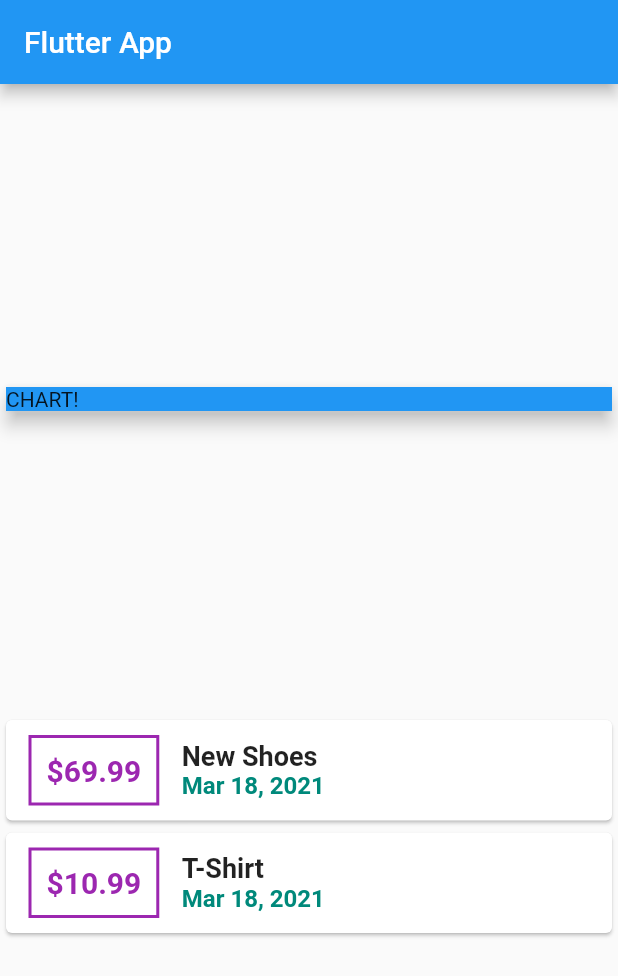
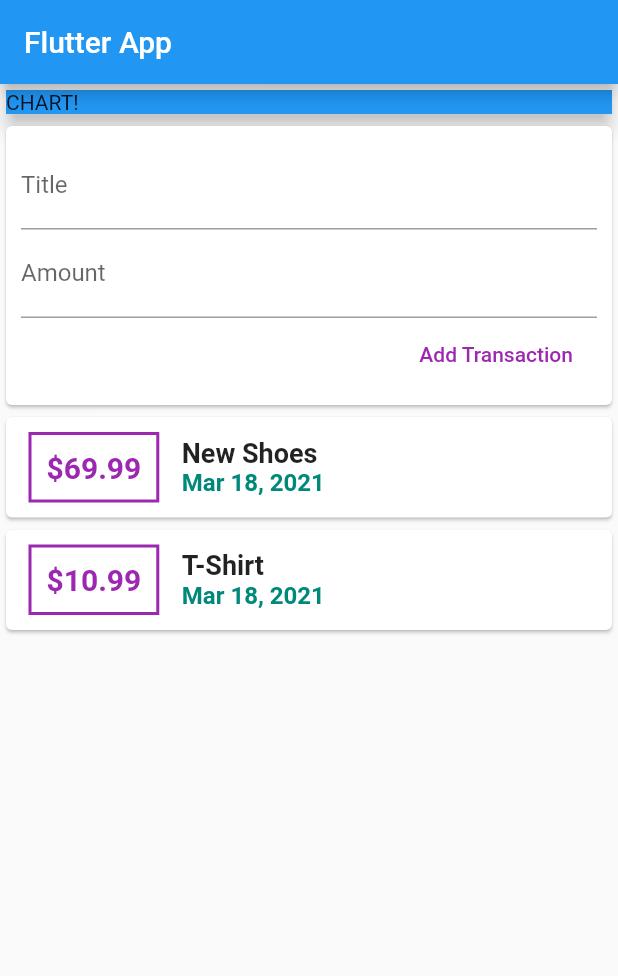
Before and after one commit to Rajkarnikar-unish/expense_planner, a Flutter app: the screen it shows after launch, on a phone screen of 412 x 824 dp. Shown: the top 976 px of the screen. Run offline on Flutter 3.47's test engine with Material 2 defaults, Android fonts, the phone set to English and light mode, and no system bars.

Commit message:
splitting app into widgets

```diff
--- /dev/null
+++ b/analysis_options.yaml
@@ -0,0 +1,3 @@
+analyzer:
+  enable-experiment:
+    - non-nullable
--- a/lib/main.dart
+++ b/lib/main.dart
@@ -1,8 +1,6 @@
+import 'package:expense_planner/widgets/new_transaction.dart';
 import 'package:flutter/material.dart';
-import 'package:intl/intl.dart';
-
-
-import './transaction.dart';
+import './widgets/user_transactions.dart';
 
 void main() {
   runApp(MyApp());
@@ -20,20 +18,6 @@ class MyApp extends StatelessWidget {
 }
 
 class MyHomePage extends StatelessWidget {
-  final List<Transaction> transactions = [
-    Transaction(
-      id: 't1',
-      title: 'New Shoes',
-      amount: 69.99,
-      date: DateTime.now(),
-    ),
-    Transaction(
-      id: 't2',
-      title: 'T-Shirt',
-      amount: 10.99,
-      date: DateTime.now(),
-    ),
-  ];
 
   @override
   Widget build(BuildContext context) {
@@ -42,7 +26,7 @@ class MyHomePage extends StatelessWidget {
           title: Text('Flutter App'),
         ),
         body: Column(
-          mainAxisAlignment: MainAxisAlignment.spaceEvenly,
+          // mainAxisAlignment: MainAxisAlignment.start,
           crossAxisAlignment: CrossAxisAlignment.stretch,
           children: [
             Card(
@@ -53,53 +37,7 @@ class MyHomePage extends StatelessWidget {
               ),
               elevation: 5,
             ),
-            Column(
-              children: transactions.map((tx) {
-                return Card(
-                  child: Row(
-                    children: [
-                      Container(
-                        margin:
-                            EdgeInsets.symmetric(vertical: 10, horizontal: 15),
-                        decoration: BoxDecoration(
-                          border: Border.all(color: Colors.purple, width: 2),
-                        ),
-                        padding: EdgeInsets.all(10),
-                        child: Text(
-                          '\$${tx.amount}',
-                          style: TextStyle(
-                              fontWeight: FontWeight.bold,
-                              fontSize: 20,
-                              color: Colors.purple
-                            ),
-                        ),
-                      ),
-                      Column(
-                        crossAxisAlignment: CrossAxisAlignment.start,
-                        children: [
-                          Text(
-                            tx.title,
-                            style: TextStyle(
-                              fontWeight: FontWeight.bold,
-                              fontSize: 18
-                            ),
-                          ),
-                          Text(
-                            DateFormat.yMMMd().format(tx.date),
-                            style: TextStyle(
-                              fontWeight: FontWeight.bold,
-                              fontSize: 16,
-                              color: Colors.teal[600]
-
-                            ),
-                          ),
-                        ],
-                      )
-                    ],
-                  ),
-                );
-              }).toList(),
-            )
+            UserTransaction(),
           ],
         ));
   }
--- /dev/null
+++ b/lib/models/transaction.dart
@@ -0,0 +1,14 @@
+import 'package:flutter/foundation.dart';
+
+class Transaction {
+  final String id;
+  final String title;
+  final double amount;
+  final DateTime date;
+
+  Transaction({
+    @required this.id,
+    @required this.title,
+    @required this.amount,
+    @required this.date});
+}
--- /dev/null
+++ b/lib/widgets/new_transaction.dart
@@ -0,0 +1,49 @@
+import 'package:expense_planner/widgets/user_transactions.dart';
+import 'package:flutter/material.dart';
+
+class NewTransaction extends StatelessWidget {
+  final Function addTx;
+  final titleController = TextEditingController();
+  final amountController = TextEditingController();
+
+  NewTransaction(this.addTx);
+
+  @override
+  Widget build(BuildContext context) {
+    return Card(
+      child: Container(
+        padding: EdgeInsets.all(10),
+        child: Column(
+          crossAxisAlignment: CrossAxisAlignment.end,
+          children: [
+            TextField(
+              decoration: InputDecoration(labelText: 'Title'),
+              controller: titleController,
+              // onChanged: (val) {
+              //   titleInput = val;
+              // },
+            ),
+            TextField(
+              decoration: InputDecoration(labelText: 'Amount'),
+              controller: amountController,
+              // onChanged: (val) {
+              //   amountInput = val;
+              // },
+            ),
+            // ignore: deprecated_member_use
+            FlatButton(
+              child: Text('Add Transaction'),
+              textColor: Colors.purple,
+              onPressed: () {
+                addTx(
+                  titleController.text,
+                  double.parse(amountController.text),
+                );
+              },
+            )
+          ],
+        ),
+      ),
+    );
+  }
+}
--- /dev/null
+++ b/lib/widgets/transaction_list.dart
@@ -0,0 +1,55 @@
+import 'package:flutter/material.dart';
+import 'package:intl/intl.dart';
+
+import '../models/transaction.dart';
+
+class TransactionList extends StatelessWidget {
+
+  final List<Transaction> transactions;
+
+  TransactionList(this.transactions);
+
+  @override
+  Widget build(BuildContext context) {
+    return Column(
+      children: transactions.map((tx) {
+        return Card(
+          child: Row(
+            children: [
+              Container(
+                margin: EdgeInsets.symmetric(vertical: 10, horizontal: 15),
+                decoration: BoxDecoration(
+                  border: Border.all(color: Colors.purple, width: 2),
+                ),
+                padding: EdgeInsets.all(10),
+                child: Text(
+                  '\$${tx.amount}',
+                  style: TextStyle(
+                      fontWeight: FontWeight.bold,
+                      fontSize: 20,
+                      color: Colors.purple),
+                ),
+              ),
+              Column(
+                crossAxisAlignment: CrossAxisAlignment.start,
+                children: [
+                  Text(
+                    tx.title,
+                    style: TextStyle(fontWeight: FontWeight.bold, fontSize: 18),
+                  ),
+                  Text(
+                    DateFormat.yMMMd().format(tx.date),
+                    style: TextStyle(
+                        fontWeight: FontWeight.bold,
+                        fontSize: 16,
+                        color: Colors.teal[600]),
+                  ),
+                ],
+              )
+            ],
+          ),
+        );
+      }).toList(),
+    );
+  }
+}
--- /dev/null
+++ b/lib/widgets/user_transactions.dart
@@ -0,0 +1,50 @@
+import 'package:flutter/material.dart';
+
+import './transaction_list.dart';
+import './new_transaction.dart';
+import '../models/transaction.dart';
+
+class UserTransaction extends StatefulWidget {
+  @override
+  _UserTransactionState createState() => _UserTransactionState();
+}
+
+class _UserTransactionState extends State<UserTransaction> {
+
+  final List<Transaction> _userTransactions = [
+    Transaction(
+      id: 't1',
+      title: 'New Shoes',
+      amount: 69.99,
+      date: DateTime.now(),
+    ),
+    Transaction(
+      id: 't2',
+      title: 'T-Shirt',
+      amount: 10.99,
+      date: DateTime.now(),
+    ),
+  ];
+
+  void _addNewTransaction(String txTitle, double txAmount) {
+    final newTx = Transaction(
+      title: txTitle,
+      amount: txAmount,
+      date: DateTime.now(),
+      id: DateTime.now().toString(),
+    );
+
+    setState(() {
+          _userTransactions..add(newTx);
+        });
+
+  }
+
+  @override
+  Widget build(BuildContext context) {
+    return Column(children: [
+      NewTransaction(_addNewTransaction),
+      TransactionList(_userTransactions),
+    ]);
+  }
+}
--- a/pubspec.yaml
+++ b/pubspec.yaml
@@ -18,7 +18,7 @@ publish_to: 'none' # Remove this line if you wish to publish to pub.dev
 version: 1.0.0+1
 
 environment:
-  sdk: ">=2.12.1 <3.0.0"
+  sdk: ">=2.9.0 <3.0.0"
 
 dependencies:
   flutter:
```
Also changed, not shown: pubspec.lock.
